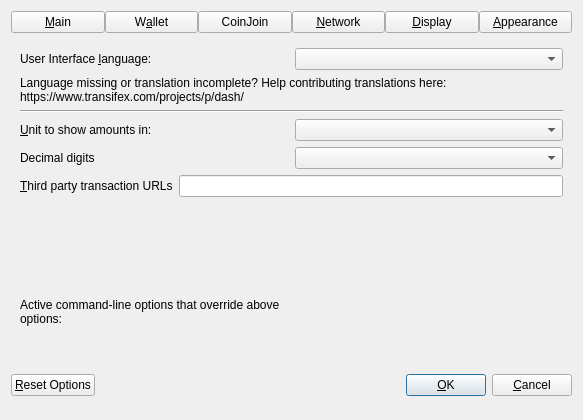
d0wn3d/gobyte, file src/qt/forms/optionsdialog.ui: the form before one commit.
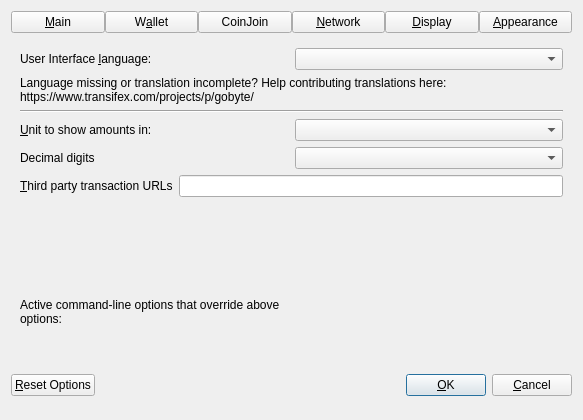
The form after the commit. The open tabs and pages were chosen to show the change. Custom widgets are drawn as their Qt base class.

Commit message:
chore(branding):Rebrands Dash Core to GoByte Core throughout documentation
Updates all documentation, examples, and user-facing references
from Dash Core to GoByte Core, including command names, URLs,
network references, and sample configuration paths. Improves
consistency, clarifies instructions, and ensures all technical
and community resources point to GoByte-related endpoints.
Modernizes terminology and aligns project branding.
Pray for me :)

Diff of the .ui file:
```diff
--- a/src/qt/forms/optionsdialog.ui
+++ b/src/qt/forms/optionsdialog.ui
@@ -755,7 +755,7 @@
          </property>
          <property name="text">
           <string>Language missing or translation incomplete? Help contributing translations here:
-https://www.transifex.com/projects/p/dash/</string>
+https://www.transifex.com/projects/p/gobyte/</string>
          </property>
          <property name="wordWrap">
           <bool>true</bool>
```
Left out of the diff: 6 changed lines with no effect on the pictures. The commit also changes 172 other files.
